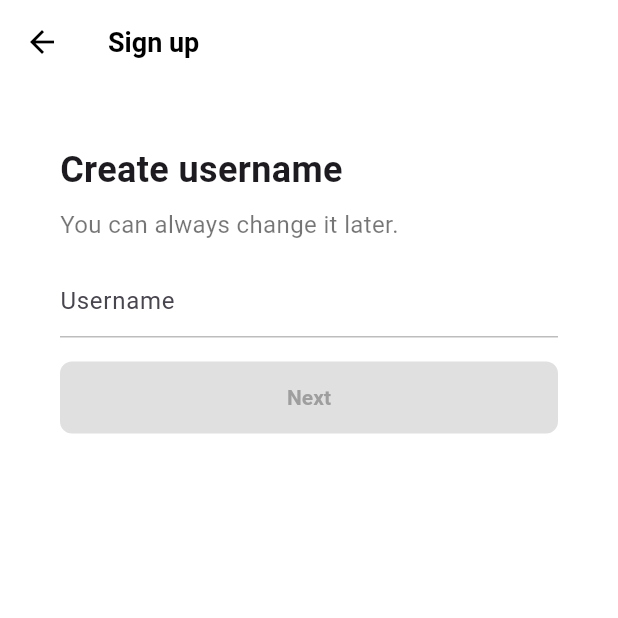
After one commit to hchannni/flutter_tiktok_clone, a Flutter app: the screen it shows after launch, after a tap on "Use Email & Password", on a phone screen of 412 x 824 dp, the top half of it. The commit adds this screen. Run offline on Flutter 3.47's test engine with Material 3 defaults, Android fonts, the phone set to English and light mode, and no system bars; our stand-ins replace font_awesome_flutter.

Commit message:
Feat: 회원가입 - Username Screen과 TextField, FormButton 추가

```diff
--- a/lib/features/authentication/login_screen.dart
+++ b/lib/features/authentication/login_screen.dart
@@ -7,7 +7,7 @@
 class LoginScreen extends StatelessWidget {
   const LoginScreen({super.key});
 
-  void onSignUpTap(BuildContext context) {
+  void _onSignUpTap(BuildContext context) {
     Navigator.of(context).pop();
   }
 
@@ -55,7 +55,7 @@
       ),
       bottomNavigationBar: BottomAppBar(
         elevation: 2,
-        color: Colors.grey.shade100,
+        color: Colors.grey.shade50,
         height: Sizes.size60,
         child: Row(
           mainAxisAlignment: MainAxisAlignment.center,
@@ -63,7 +63,7 @@
             Text("Don't have an account?"),
             Gaps.h5,
             GestureDetector(
-              onTap: () => onSignUpTap(context),
+              onTap: () => _onSignUpTap(context),
               child: Text(
                 'Sign up',
                 style: TextStyle(
--- a/lib/features/authentication/sign_up_screen.dart
+++ b/lib/features/authentication/sign_up_screen.dart
@@ -1,6 +1,7 @@
 import 'package:flutter/material.dart';
 import 'package:flutter_tiktok_clone/constants/gaps.dart';
 import 'package:flutter_tiktok_clone/constants/sizes.dart';
+import 'package:flutter_tiktok_clone/features/authentication/username_screen.dart';
 import 'package:flutter_tiktok_clone/features/authentication/login_screen.dart';
 import 'package:flutter_tiktok_clone/features/authentication/widgets/auth_button.dart';
 import 'package:font_awesome_flutter/font_awesome_flutter.dart';
@@ -8,10 +9,18 @@
 class SignUpScreen extends StatelessWidget {
   const SignUpScreen({super.key});
 
-  void onLoginTap(BuildContext context) {
+  void _onLoginTap(BuildContext context) {
     Navigator.of(context).push(
       MaterialPageRoute(
         builder: (context) => LoginScreen(),
+      ),
+    );
+  }
+
+  void _onEmailTap(BuildContext context) {
+    Navigator.of(context).push(
+      MaterialPageRoute(
+        builder: (context) => UsernameScreen(),
       ),
     );
   }
@@ -26,7 +35,7 @@
           ),
           child: Column(
             mainAxisSize: MainAxisSize.min,
-            children: const [
+            children: [
               Gaps.v80,
               Text(
                 "Sign up for TikTok",
@@ -45,9 +54,12 @@
                 textAlign: TextAlign.center,
               ),
               Gaps.v40,
-              AuthButton(
-                icon: FaIcon(FontAwesomeIcons.user),
-                text: 'Use Email & Password',
+              GestureDetector(
+                onTap: () => _onEmailTap(context),
+                child: AuthButton(
+                  icon: FaIcon(FontAwesomeIcons.user),
+                  text: 'Use Email & Password',
+                ),
               ),
               Gaps.v16,
               AuthButton(
@@ -60,7 +72,7 @@
       ),
       bottomNavigationBar: BottomAppBar(
         elevation: 2,
-        color: Colors.grey.shade100,
+        color: Colors.grey.shade50,
         height: Sizes.size60,
         child: Row(
           mainAxisAlignment: MainAxisAlignment.center,
@@ -68,7 +80,7 @@
             Text('Already have an account?'),
             Gaps.h5,
             GestureDetector(
-              onTap: () => onLoginTap(context),
+              onTap: () => _onLoginTap(context),
               child: Text(
                 'Log in',
                 style: TextStyle(
--- /dev/null
+++ b/lib/features/authentication/username_screen.dart
@@ -0,0 +1,91 @@
+import 'package:flutter/material.dart';
+import 'package:flutter_tiktok_clone/constants/gaps.dart';
+import 'package:flutter_tiktok_clone/constants/sizes.dart';
+import 'package:flutter_tiktok_clone/features/authentication/widgets/form_button.dart';
+
+class UsernameScreen extends StatefulWidget {
+  const UsernameScreen({super.key});
+
+  @override
+  State<UsernameScreen> createState() => _UsernameScreenState();
+}
+
+class _UsernameScreenState extends State<UsernameScreen> {
+  final TextEditingController _usernameController = TextEditingController();
+
+  String _username = '';
+
+  @override
+  void initState() {
+    super.initState();
+
+    _usernameController.addListener(() {
+      setState(() {
+        _username = _usernameController.text;
+      });
+    });
+  }
+
+  @override
+  void dispose() {
+    _usernameController.dispose();
+    super.dispose();
+  }
+
+  @override
+  Widget build(BuildContext context) {
+    return Scaffold(
+      appBar: AppBar(
+        title: Text(
+          'Sign up',
+        ),
+      ),
+      body: Padding(
+        padding: const EdgeInsets.symmetric(
+          horizontal: Sizes.size40,
+        ),
+        child: Column(
+          crossAxisAlignment: CrossAxisAlignment.start,
+          children: [
+            Gaps.v40,
+            const Text(
+              'Create username',
+              style: TextStyle(
+                fontSize: Sizes.size24,
+                fontWeight: FontWeight.w700,
+              ),
+            ),
+            Gaps.v8,
+            const Text(
+              'You can always change it later.',
+              style: TextStyle(
+                fontSize: Sizes.size16,
+                color: Colors.black54,
+              ),
+            ),
+            Gaps.v16,
+            TextField(
+              controller: _usernameController,
+              decoration: InputDecoration(
+                hintText: 'Username',
+                enabledBorder: UnderlineInputBorder(
+                  borderSide: BorderSide(
+                    color: Colors.grey.shade400,
+                  ),
+                ),
+                focusedBorder: UnderlineInputBorder(
+                  borderSide: BorderSide(
+                    color: Colors.grey.shade400,
+                  ),
+                ),
+              ),
+              cursorColor: Theme.of(context).primaryColor,
+            ),
+            Gaps.v16,
+            FormButton(disabled: _username.isEmpty),
+          ],
+        ),
+      ),
+    );
+  }
+}
--- /dev/null
+++ b/lib/features/authentication/widgets/form_button.dart
@@ -0,0 +1,38 @@
+import 'package:flutter/material.dart';
+import 'package:flutter_tiktok_clone/constants/sizes.dart';
+
+class FormButton extends StatelessWidget {
+  const FormButton({
+    super.key,
+    required this.disabled,
+  });
+
+  final bool disabled;
+
+  @override
+  Widget build(BuildContext context) {
+    return FractionallySizedBox(
+      widthFactor: 1,
+      child: AnimatedContainer(
+        padding: EdgeInsets.symmetric(vertical: Sizes.size16),
+        decoration: BoxDecoration(
+          color:
+              disabled ? Colors.grey.shade300 : Theme.of(context).primaryColor,
+          borderRadius: BorderRadius.circular(Sizes.size8),
+        ),
+        duration: Duration(milliseconds: 100),
+        child: AnimatedDefaultTextStyle(
+          duration: Duration(milliseconds: 100),
+          style: TextStyle(
+            color: disabled ? Colors.grey.shade500 : Colors.white,
+            fontWeight: FontWeight.w600,
+          ),
+          child: Text(
+            'Next',
+            textAlign: TextAlign.center,
+          ),
+        ),
+      ),
+    );
+  }
+}
--- a/lib/main.dart
+++ b/lib/main.dart
@@ -1,4 +1,5 @@
 import 'package:flutter/material.dart';
+import 'package:flutter_tiktok_clone/constants/sizes.dart';
 import 'package:flutter_tiktok_clone/features/authentication/sign_up_screen.dart';
 
 void main() {
@@ -14,7 +15,18 @@
     return MaterialApp(
       title: 'Tiktok Clone',
       theme: ThemeData(
+        scaffoldBackgroundColor: Colors.white,
         primaryColor: Color(0xFFE9435A),
+        appBarTheme: const AppBarTheme(
+          backgroundColor: Colors.white,
+          foregroundColor: Colors.black,
+          elevation: 0,
+          titleTextStyle: TextStyle(
+            color: Colors.black,
+            fontSize: Sizes.size16 + Sizes.size2,
+            fontWeight: FontWeight.w600,
+          ),
+        ),
       ),
       home: SignUpScreen(),
     );
```
